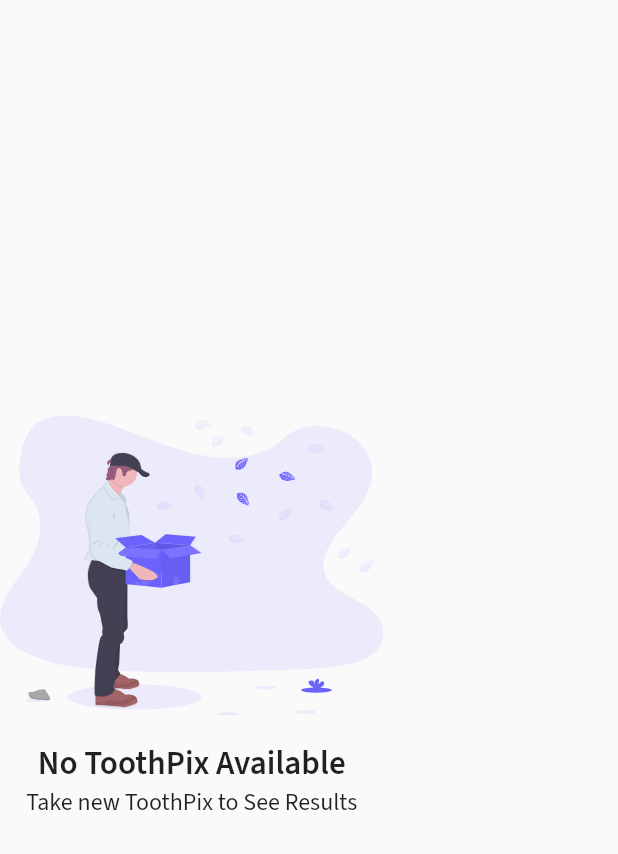
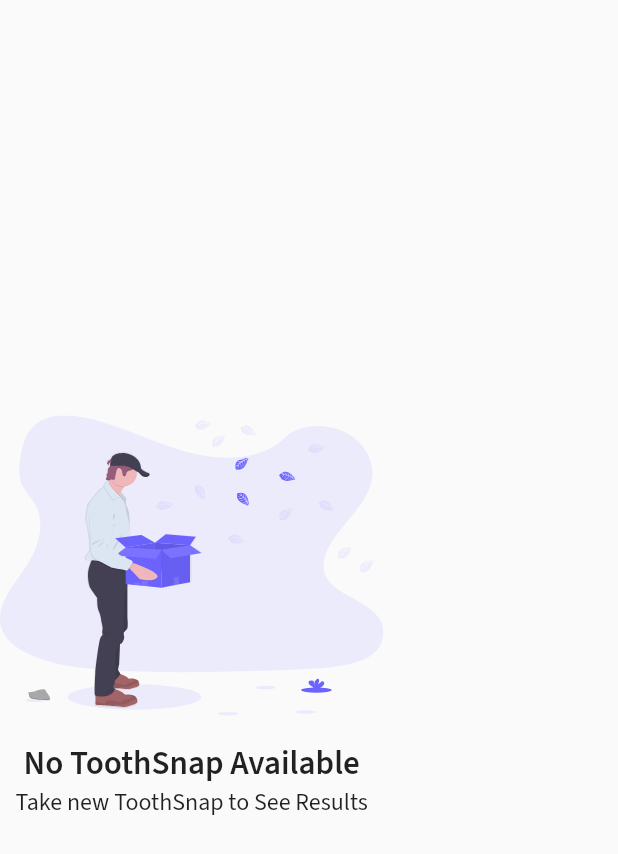
Before and after one commit to mohansmk23/toothpix, a Flutter app: the HistoryEmptyState widget shown alone on an empty page, opened directly, on a phone screen of 412 x 824 dp. Shown: the top 854 px of the screen. Run offline on Flutter 3.47's test engine with Material 2 defaults, Android fonts, the phone set to English and light mode, and no system bars; our stand-ins replace confetti, connectivity, dio, flushbar, flutter_icons, flutter_inner_drawer and 8 more; missing offline and left inert: flutter_gifimage; accounts and stored records are empty; network calls fail; project files that could hold a hidden picture were left out.

Commit message:
name change inside app

```diff
--- a/lib/screens/dashboard_screen.dart
+++ b/lib/screens/dashboard_screen.dart
@@ -136,7 +136,7 @@ class _DashboardState extends State<Dashboard> {
         key: _scaffoldKey,
         backgroundColor: Colors.white,
         appBar: AppBar(
-          title: Text('ToothPix'),
+          title: Text('ToothSnap'),
           leading: InkWell(
               onTap: () {
                 _toggle();
@@ -315,7 +315,7 @@ class _DashboardState extends State<Dashboard> {
                                       padding: const EdgeInsets.symmetric(
                                           horizontal: 18.0, vertical: 24.0),
                                       child: Text(
-                                        'Take a ToothPix',
+                                        'Take a Toothsnap',
                                         style: GoogleFonts.roboto(
                                             color: Colors.white,
                                             fontWeight: FontWeight.w600,
@@ -391,7 +391,7 @@ class _DashboardState extends State<Dashboard> {
                                         padding: const EdgeInsets.symmetric(
                                             horizontal: 18.0, vertical: 24.0),
                                         child: Text(
-                                          'History of ToothPix',
+                                          'History of ToothSnap',
                                           style: GoogleFonts.roboto(
                                               color: Colors.white,
                                               fontWeight: FontWeight.w600,
@@ -453,7 +453,7 @@ class _DashboardState extends State<Dashboard> {
               Divider(
                 color: Colors.white54,
               ),
-              _navigationMenuItem(Icons.camera, 'Take a ToothPix', () async {
+              _navigationMenuItem(Icons.camera, 'Take a ToothSnap', () async {
                 _toggle();
 
                 showDialog(
--- a/lib/screens/history_screen.dart
+++ b/lib/screens/history_screen.dart
@@ -82,7 +82,7 @@ class _HistoryScreenState extends State<HistoryScreen> {
       child: Scaffold(
         key: _scaffoldKey,
         appBar: AppBar(
-          title: Text('History of ToothPix'),
+          title: Text('History of ToothSnap'),
           bottom: TabBar(
             indicator: CircleTabIndicator(color: Colors.white, radius: 3),
             unselectedLabelColor: Colors.grey[350],
@@ -142,13 +142,13 @@ class HistoryEmptyState extends StatelessWidget {
   String getEmptyStateHeadText(RecommendationStatus status) {
     switch (status) {
       case RecommendationStatus.all:
-        return 'No ToothPix Available';
+        return 'No ToothSnap Available';
         break;
       case RecommendationStatus.recommended:
-        return 'No Recommended ToothPix';
+        return 'No Recommended ToothSnap';
         break;
       case RecommendationStatus.pending:
-        return 'No Pending ToothPix';
+        return 'No Pending ToothSnap';
         break;
     }
   }
@@ -156,13 +156,13 @@ class HistoryEmptyState extends StatelessWidget {
   String getEmptyStateSubText(RecommendationStatus status) {
     switch (status) {
       case RecommendationStatus.all:
-        return 'Take new ToothPix to See Results';
+        return 'Take new ToothSnap to See Results';
         break;
       case RecommendationStatus.recommended:
         return 'Check This Space Later';
         break;
       case RecommendationStatus.pending:
-        return 'Take new ToothPix to See Results';
+        return 'Take new ToothSnap to See Results';
         break;
     }
   }
--- a/lib/screens/pic_upload_screen.dart
+++ b/lib/screens/pic_upload_screen.dart
@@ -203,7 +203,7 @@ class _PicUploadscreenState extends State<PicUploadscreen> {
     return Scaffold(
         key: _scaffoldKey,
         appBar: AppBar(
-          title: Text('Take a ToothPix'),
+          title: Text('Take a ToothSnap'),
         ),
         body: _isLoading
             ? Center(
--- a/lib/widgets/index_bezier_container.dart
+++ b/lib/widgets/index_bezier_container.dart
@@ -16,7 +16,7 @@ class BezierContainer extends StatelessWidget {
           child: Padding(
             padding: const EdgeInsets.all(16.0),
             child: Text(
-              'ToothPix',
+              'ToothSnap',
               style: TextStyle(
                   color: Colors.white,
                   fontSize: 16.0,
```
